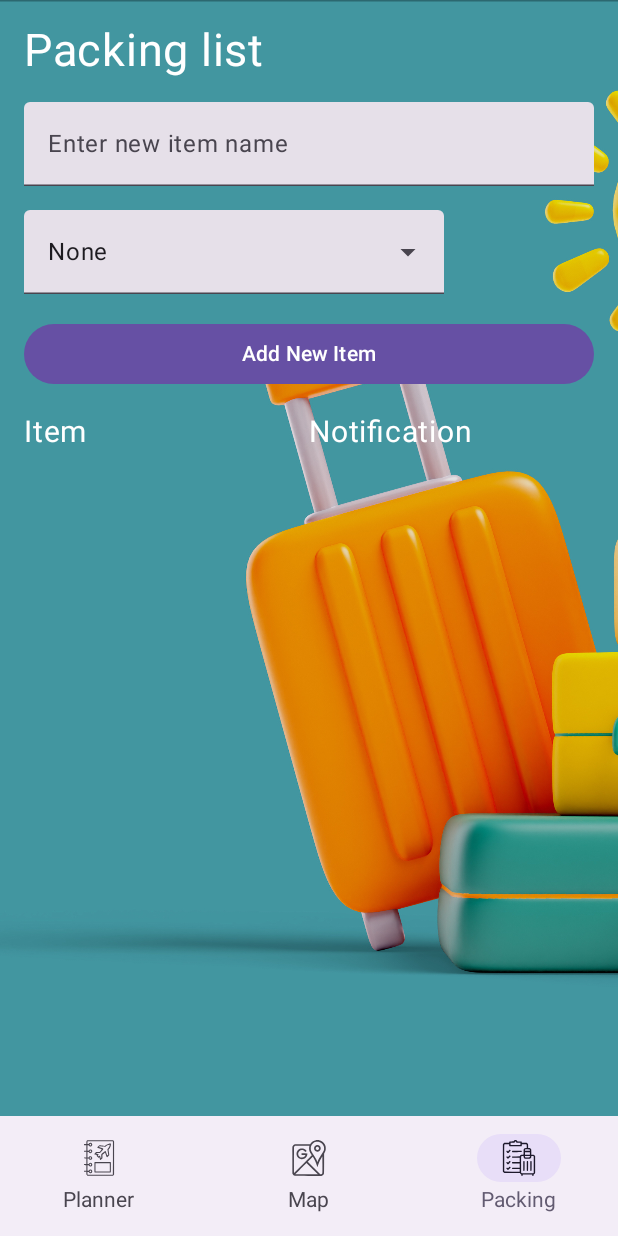
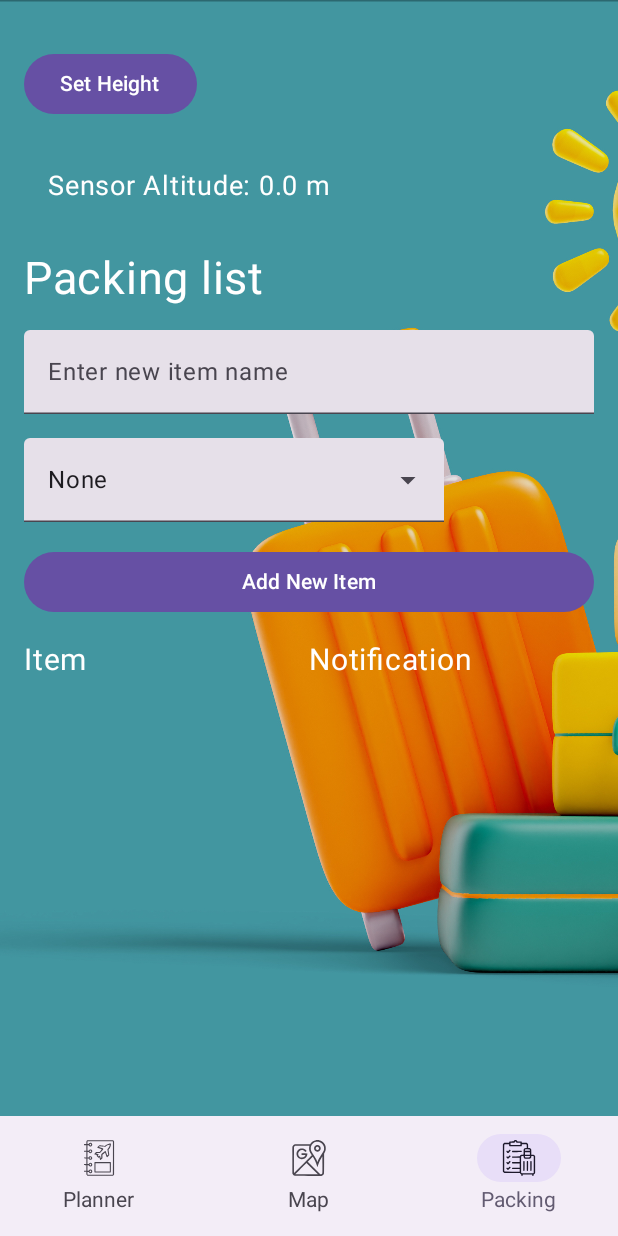
Before and after one commit to mako-lcl/roadtrip-planner-cc2, an Android app built with Jetpack Compose: the PackingScreen screen opened through its navigation route, on a phone screen of 412 x 824 dp. Run offline under Robolectric (Android 15) with nearby library versions, the phone set to English and light mode, and no system bars; our stand-ins replace Dagger/Hilt's generated code, Room's generated code, Timber; libraries missing offline, so code that uses them is left out: com.mutualmobile.composesensors; 2 statements that could not run were skipped.

Commit message:
added height sensor and setting height

```diff
--- a/app/src/main/java/de/kassel/cc22023/roadtrip/ui/packing/PackingScreen.kt
+++ b/app/src/main/java/de/kassel/cc22023/roadtrip/ui/packing/PackingScreen.kt
@@ -1,5 +1,10 @@
 package de.kassel.cc22023.roadtrip.ui.packing
 
+import android.content.Context
+import android.hardware.Sensor
+import android.hardware.SensorEvent
+import android.hardware.SensorEventListener
+import android.hardware.SensorManager
 import androidx.compose.animation.animateColorAsState
 import androidx.compose.animation.core.animateFloatAsState
 import androidx.compose.foundation.background
@@ -60,13 +65,15 @@ import androidx.compose.runtime.rememberCoroutineScope
 import androidx.compose.ui.draw.scale
 import androidx.compose.ui.graphics.painter.Painter
 import androidx.compose.ui.layout.ContentScale
+import androidx.compose.ui.platform.LocalContext
 import androidx.compose.ui.res.painterResource
+import com.mutualmobile.composesensors.rememberPressureSensorState
 import kotlinx.coroutines.launch
 
 @OptIn(ExperimentalMaterial3Api::class)
 @Composable
 fun PackingScreen(viewModel: PackingViewModel = hiltViewModel()) {
-
+    var actualHeightText by remember { mutableStateOf("") }
     val data by viewModel.data.collectAsState()
     var newItemName by remember { mutableStateOf("") }
     var newItemNotificationType by remember { mutableStateOf(NotificationType.NONE) }
@@ -74,12 +81,20 @@ fun PackingScreen(viewModel: PackingViewModel = hiltViewModel()) {
     var expanded by remember {
         mutableStateOf(false)
     }
+    var sensoralitude by remember {mutableStateOf ( SensorManager.getAltitude(SensorManager.PRESSURE_STANDARD_ATMOSPHERE,
+        Sensor.TYPE_PRESSURE.toFloat()
+    ))}
+
     var selectedText by remember {
         mutableStateOf(NotificationType.values().first().value)
     }
     val listState = rememberLazyListState()
-// Remember a CoroutineScope to be able to launch
-    val coroutineScope = rememberCoroutineScope()
+    val pressureState = rememberPressureSensorState()
+
+    sensoralitude = SensorManager.getAltitude(SensorManager.PRESSURE_STANDARD_ATMOSPHERE, pressureState.pressure)
+    var height by remember { mutableStateOf(0.0f) }
+
+
     Box(
         modifier = Modifier.fillMaxSize(),
     ) {
@@ -93,6 +108,7 @@ fun PackingScreen(viewModel: PackingViewModel = hiltViewModel()) {
 
 
 
+
         Column(
             modifier = Modifier
                 .padding(start = 16.dp, top = 16.dp, end = 16.dp, bottom = 16.dp)
@@ -100,6 +116,24 @@ fun PackingScreen(viewModel: PackingViewModel = hiltViewModel()) {
             horizontalAlignment = Alignment.Start,
             verticalArrangement = Arrangement.spacedBy(16.dp)
         ) {
+            Row {
+                // Text input field to enter the new item name
+
+            }
+            Button(
+                onClick = {
+                    // Parse the user input to a Double and update the sensoralitude value
+                    height = sensoralitude
+                },
+
+            ) {
+                Text("Set Height")
+            }
+            Text(
+                text = "Sensor Altitude: $height m",
+                fontSize = 18.sp,
+                modifier = Modifier.padding(16.dp)
+            )
             Text(
                 "Packing list",
                 fontSize = 30.sp
@@ -161,10 +195,6 @@ fun PackingScreen(viewModel: PackingViewModel = hiltViewModel()) {
                     viewModel.insertIntoList(newItem)
                     newItemName = ""
                     newItemNotificationType = NotificationType.NONE
-                    coroutineScope.launch {
-                        // Animate scroll to the 10th item
-                        listState.animateScrollToItem(index = 10)
-                    }
 
                 },
                 modifier = Modifier.fillMaxWidth()
```
